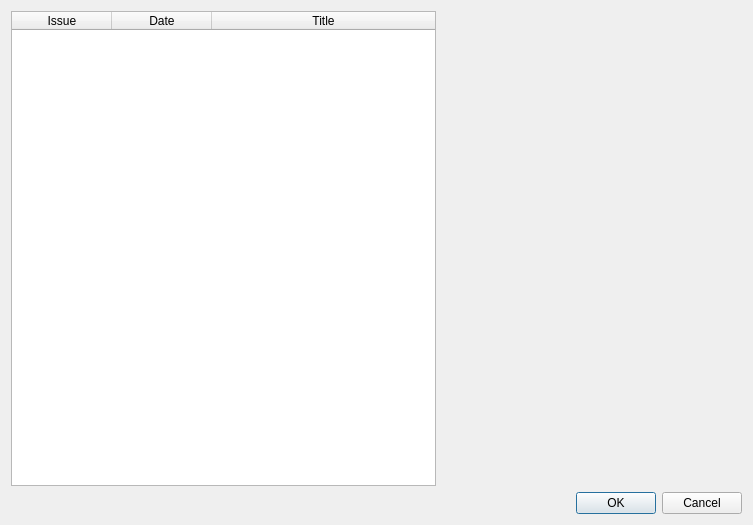
Qt form comictaggerlib/ui/issueselectionwindow.ui (comictagger/comictagger) before a commit.
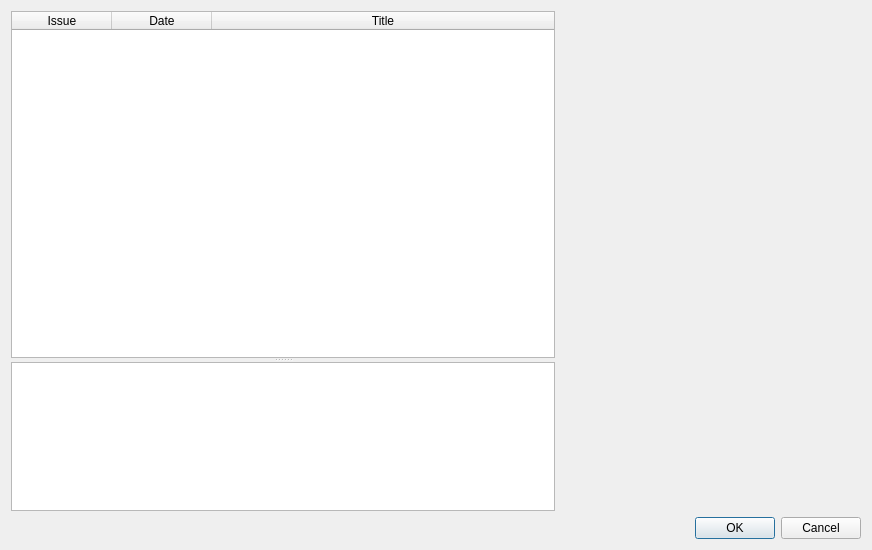
The same form after that commit.

Commit message: Added issue description to the match and issue selection dialogs

Patch:
```diff
--- a/comictaggerlib/ui/issueselectionwindow.ui
+++ b/comictaggerlib/ui/issueselectionwindow.ui
@@ -6,8 +6,8 @@
    <rect>
     <x>0</x>
     <y>0</y>
-    <width>753</width>
-    <height>525</height>
+    <width>872</width>
+    <height>550</height>
    </rect>
   </property>
   <property name="windowTitle">
@@ -18,8 +18,30 @@
     <layout class="QVBoxLayout" name="verticalLayout">
      <item>
       <layout class="QHBoxLayout" name="horizontalLayout">
+       <property name="spacing">
+        <number>6</number>
+       </property>
        <item>
+        <widget class="QSplitter" name="splitter">
+         <property name="sizePolicy">
+          <sizepolicy hsizetype="Expanding" vsizetype="Expanding">
+           <horstretch>0</horstretch>
+           <verstretch>0</verstretch>
+          </sizepolicy>
+         </property>
+         <property name="orientation">
+          <enum>Qt::Vertical</enum>
+         </property>
+         <property name="childrenCollapsible">
+          <bool>false</bool>
+         </property>
         <widget class="QTableWidget" name="twList">
+          <property name="sizePolicy">
+           <sizepolicy hsizetype="Expanding" vsizetype="Expanding">
+            <horstretch>0</horstretch>
+            <verstretch>7</verstretch>
+           </sizepolicy>
+          </property>
          <property name="selectionMode">
           <enum>QAbstractItemView::SingleSelection</enum>
          </property>
@@ -56,6 +78,18 @@
            <set>AlignHCenter|AlignVCenter|AlignCenter</set>
           </property>
          </column>
+         </widget>
+         <widget class="QTextEdit" name="teDescription">
+          <property name="sizePolicy">
+           <sizepolicy hsizetype="Expanding" vsizetype="Expanding">
+            <horstretch>0</horstretch>
+            <verstretch>3</verstretch>
+           </sizepolicy>
+          </property>
+          <property name="textInteractionFlags">
+           <set>Qt::TextSelectableByKeyboard|Qt::TextSelectableByMouse</set>
+          </property>
+         </widget>
         </widget>
        </item>
        <item>
```
Left out of the diff: 2 changed lines with no effect on the pictures. Lines whose indentation alone changed are shown as unchanged. The commit also changes 8 other files.
